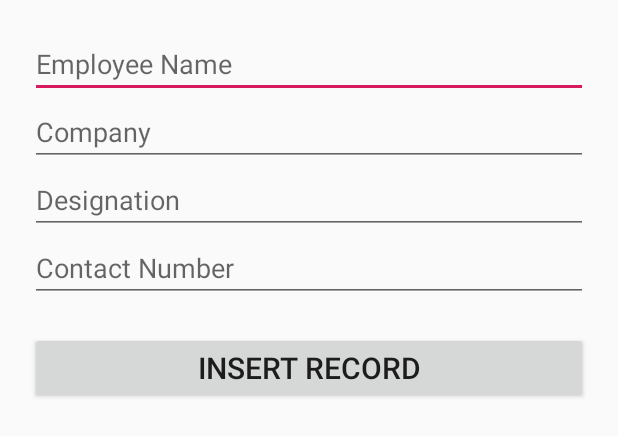
After one commit to ahumuzapearl/mbaba, an Android app: the layout activity_database.xml on its own in the app's theme, with its tools: preview values and no code run, on a phone screen of 412 x 824 dp. The commit adds this screen. Shown: the top 436 px of the screen. Run offline under Robolectric (Android 15) with nearby library versions, the phone set to English and light mode, and no system bars.

Commit message:
Add files via upload
added  database  sqllite

```diff
--- a/app/src/main/AndroidManifest.xml
+++ b/app/src/main/AndroidManifest.xml
@@ -9,13 +9,13 @@
         android:roundIcon="@mipmap/ic_launcher_round"
         android:supportsRtl="true"
         android:theme="@style/AppTheme">
-        <activity android:name=".internal"></activity>
+        <activity android:name=".database"></activity>
         <activity android:name=".ListView" />
         <activity android:name=".hassan2" />
         <activity android:name=".hassan1" />
         <activity android:name=".DisplayMessageActivity" />
         <activity android:name=".MainActivity">
-            <intent-filter>
+            <intent-filter>co
                 <action android:name="android.intent.action.MAIN" />
 
                 <category android:name="android.intent.category.LAUNCHER" />
--- /dev/null
+++ b/app/src/main/res/layout/activity_database.xml
@@ -0,0 +1,43 @@
+<?xml version="1.0" encoding="utf-8"?>
+<LinearLayout xmlns:android="http://schemas.android.com/apk/res/android"
+    xmlns:app="http://schemas.android.com/apk/res-auto"
+    xmlns:tools="http://schemas.android.com/tools"
+    android:layout_width="match_parent"
+    android:layout_height="match_parent"
+    android:orientation="vertical"
+    android:layout_margin="20dp"
+    tools:context=".MainActivity">
+
+    <EditText
+        android:layout_width="match_parent"
+        android:layout_height="wrap_content"
+        android:id="@+id/editText_name"
+        android:hint="Employee Name"/>
+
+    <EditText
+        android:layout_width="match_parent"
+        android:layout_height="wrap_content"
+        android:id="@+id/editText_companyname"
+        android:hint="Company" />
+    <EditText
+        android:layout_width="match_parent"
+        android:layout_height="wrap_content"
+        android:id="@+id/editText_designation"
+        android:hint="Designation" />
+
+    <EditText
+        android:layout_width="match_parent"
+        android:layout_height="wrap_content"
+        android:id="@+id/editText_phno"
+        android:inputType="phone"
+        android:hint="Contact Number"
+        />
+    <Button
+        android:layout_width="match_parent"
+        android:layout_height="wrap_content"
+        android:layout_marginTop="20dp"
+        android:text="Insert Record"
+        android:textSize="20dp"
+        android:id="@+id/button_add"
+        />
+</LinearLayout>
--- a/app/src/main/res/menu/hassan_menu.xml
+++ b/app/src/main/res/menu/hassan_menu.xml
@@ -8,4 +8,8 @@
     <item
         android:id="@+id/menuItem2"
         android:title="CODE" />
+
+    <item
+        android:id="@+id/database"
+        android:title="database" />
 </menu>
```
Also changed, not shown: app/src/main/java/com/example/myapplication/DatabaseHelper.java (added, +70 -0 lines), app/src/main/java/com/example/myapplication/database.java (added, +79 -0 lines), 7 other files.
